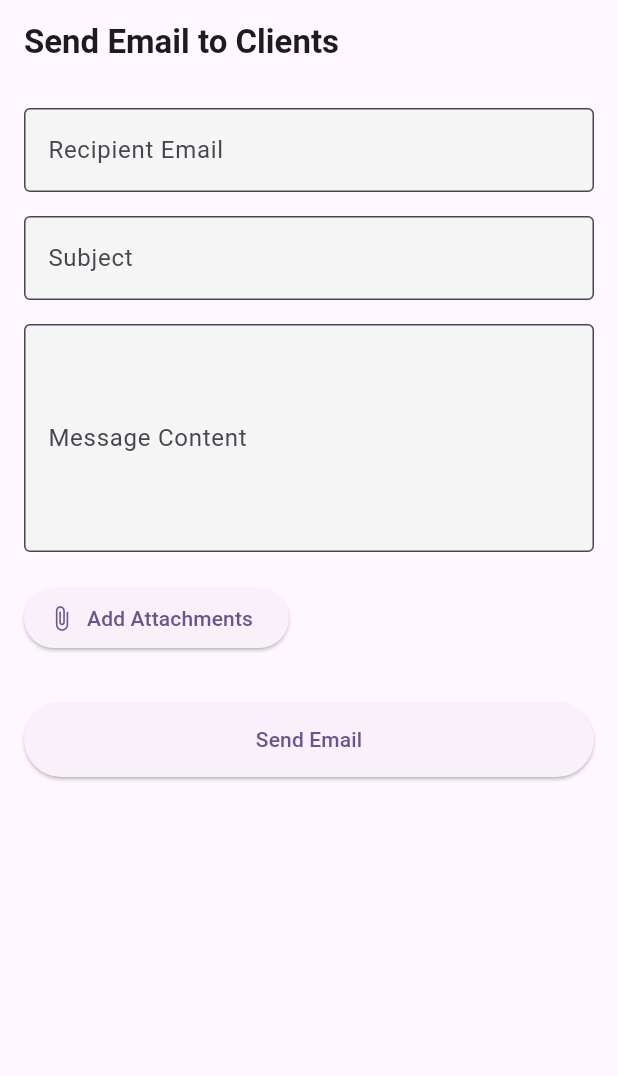
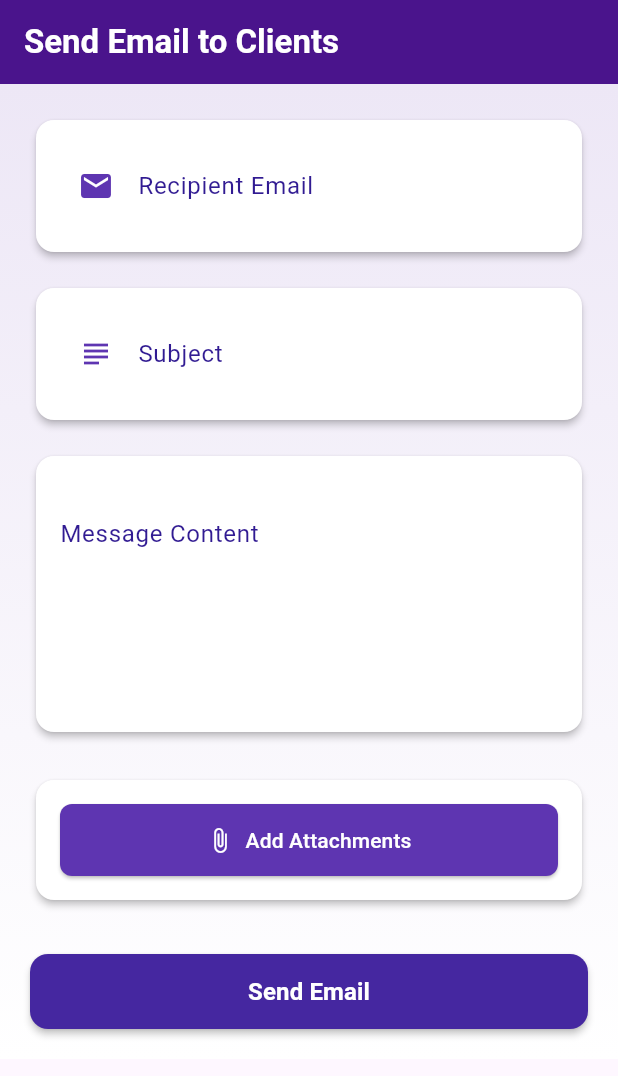
Before and after one commit to basant2231/emailtask, a Flutter app: the screen it shows after launch, after a tap on "Add Attachments", on a phone screen of 412 x 824 dp. Shown: the top 1076 px of the screen. Run offline on Flutter 3.47's test engine with Material 3 defaults, Android fonts, the phone set to English and light mode, and no system bars; our stand-ins replace file_picker, flutter_dotenv; missing offline and left inert: mailer.

Commit message:
improving the ui

```diff
--- /dev/null
+++ b/lib/core/colors.dart
@@ -0,0 +1,38 @@
+import 'package:flutter/material.dart';
+
+import 'package:flutter/material.dart';
+
+import 'package:flutter/material.dart';
+
+class AppColors {
+  // AppBar - Dark Purple
+  static const Color appBarBackground = Color(0xFF4A148C); // Deep Purple 900
+  static const Color appBarText = Colors.white;
+
+  // Background - Very Light Purple
+  static const Color backgroundTop = Color(0xFFEDE7F6); // Deep Purple 50
+  static const Color backgroundBottom = Colors.white;
+
+  // Cards - White with shadow
+  static const Color cardBackground = Colors.white;
+  static const Color cardElevation = Color(0x33000000); // elevation: 2
+
+  // Text Fields - Dark Purple
+  static const Color fieldLabel = Color(0xFF311B92); // Even darker purple
+  static const Color fieldIcon = Color(0xFF5E35B1); // Deep Purple 600
+
+  // Buttons - Rich Purple shades
+  static const Color primaryButton = Color(0xFF5E35B1); // Deep Purple 600
+  static const Color sendButton = Color(0xFF4527A0); // Deep Purple 700
+  static const Color buttonText = Colors.white;
+  static const Color clearButton = Color(0xFFD32F2F); // Red 700
+
+  // Attachments
+  static const Color attachmentBackground = Color(0xFFF3E5F5); // Purple 50
+  static const Color attachmentIcon = Color(0xFF7E57C2); // Deep Purple 400
+  static const Color removeIcon = Color(0xFFD32F2F); // Red 700
+
+  // Snackbars
+  static const Color successSnackbar = Color(0xFF388E3C); // Green 700
+  static const Color errorSnackbar = Color(0xFFD32F2F); // Red 700
+}
--- a/lib/mail_page.dart
+++ b/lib/mail_page.dart
@@ -1,5 +1,6 @@
 import 'dart:async';
 
+import 'package:emailtask/core/colors.dart';
 import 'package:flutter/material.dart';
 import 'package:flutter_dotenv/flutter_dotenv.dart';
 import 'package:mailer/mailer.dart';
@@ -8,13 +9,6 @@ import 'package:mailer/smtp_server/hotmail.dart';
 import 'package:mailer/smtp_server/yandex.dart';
 import 'dart:io';
 import 'package:file_picker/file_picker.dart';
-
-import 'package:flutter/material.dart';
-import 'package:flutter_dotenv/flutter_dotenv.dart';
-import 'package:mailer/mailer.dart';
-import 'package:mailer/smtp_server/gmail.dart';
-import 'package:file_picker/file_picker.dart';
-import 'dart:io';
 
 import 'dart:async';
 import 'dart:io';
@@ -41,9 +35,8 @@ class _MailPageState extends State<MailPage> {
   List<File> _attachments = [];
   List<String> _attachmentNames = [];
   bool _isSending = false;
-  bool _isPickingAttachments = false; // New state for attachment loading
+  bool _isPickingAttachments = false;
 
-  // SMTP server for gmail
   final gmailSmtp = gmail(
     dotenv.env["GMAIL_MAIL"]!,
     dotenv.env["GMAIL_PASSWORD"]!,
@@ -52,17 +45,15 @@ class _MailPageState extends State<MailPage> {
   Future<void> sendMailFromGmail(String sender, String sub, String text) async {
     if (_isSending) return;
 
-    setState(() {
-      _isSending = true;
-    });
+    setState(() => _isSending = true);
 
-    final message = Message()
+    final message =
+        Message()
           ..from = Address(dotenv.env["GMAIL_MAIL"]!, 'Custom Support')
           ..recipients.add(sender)
           ..subject = sub
           ..text = text;
 
-    // Add all attachments
     for (int i = 0; i < _attachments.length; i++) {
       try {
         message.attachments.add(
@@ -81,37 +72,51 @@ class _MailPageState extends State<MailPage> {
 
       print('Message sent: $sendReport');
       ScaffoldMessenger.of(context).showSnackBar(
-        const SnackBar(content: Text('Email sent successfully!')),
+        const SnackBar(
+          content: Text('Email sent successfully!'),
+          backgroundColor: AppColors.successSnackbar,
+        ),
       );
+
+      if (mounted) {
+        setState(() {
+          _recipientController.clear();
+          _subjectController.clear();
+          _contentController.clear();
+          _attachments.clear();
+          _attachmentNames.clear();
+        });
+      }
     } on TimeoutException catch (e) {
       ScaffoldMessenger.of(context).showSnackBar(
-        SnackBar(content: Text('Failed to send email: ${e.message}')),
+        SnackBar(
+          content: Text('Failed to send email: ${e.message}'),
+          backgroundColor: AppColors.errorSnackbar,
+        ),
       );
     } on MailerException catch (e) {
-      print('Mailer error: ${e.message}');
       ScaffoldMessenger.of(context).showSnackBar(
-        SnackBar(content: Text('Failed to send email: ${e.message}')),
+        SnackBar(
+          content: Text('Failed to send email: ${e.message}'),
+          backgroundColor: AppColors.errorSnackbar,
+        ),
       );
     } catch (e) {
-      print('Unexpected error: $e');
       ScaffoldMessenger.of(context).showSnackBar(
-        SnackBar(content: Text('An error occurred: ${e.toString()}')),
+        SnackBar(
+          content: Text('An error occurred: ${e.toString()}'),
+          backgroundColor: AppColors.errorSnackbar,
+        ),
       );
     } finally {
-      if (mounted) {
-        setState(() {
-          _isSending = false;
-        });
-      }
+      if (mounted) setState(() => _isSending = false);
     }
   }
 
   Future<void> _pickAttachments() async {
     if (_isPickingAttachments) return;
 
-    setState(() {
-      _isPickingAttachments = true;
-    });
+    setState(() => _isPickingAttachments = true);
 
     try {
       final result = await FilePicker.platform.pickFiles(
@@ -130,16 +135,14 @@ class _MailPageState extends State<MailPage> {
         });
       }
     } catch (e) {
-      print('Error picking files: $e');
       ScaffoldMessenger.of(context).showSnackBar(
-        SnackBar(content: Text('Error picking files: ${e.toString()}')),
+        SnackBar(
+          content: Text('Error picking files: ${e.toString()}'),
+          backgroundColor: AppColors.errorSnackbar,
+        ),
       );
     } finally {
-      if (mounted) {
-        setState(() {
-          _isPickingAttachments = false;
-        });
-      }
+      if (mounted) setState(() => _isPickingAttachments = false);
     }
   }
 
@@ -163,121 +166,212 @@ class _MailPageState extends State<MailPage> {
       appBar: AppBar(
         title: const Text(
           "Send Email to Clients",
-          style: TextStyle(fontWeight: FontWeight.w600),
+          style: TextStyle(
+            fontWeight: FontWeight.w600,
+            color: AppColors.appBarText,
           ),
         ),
-      body: SingleChildScrollView(
+        backgroundColor: AppColors.appBarBackground,
+        elevation: 0,
+        iconTheme: const IconThemeData(color: AppColors.appBarText),
+      ),
+      body: Container(
+        decoration: const BoxDecoration(
+          gradient: LinearGradient(
+            begin: Alignment.topCenter,
+            end: Alignment.bottomCenter,
+            colors: [AppColors.backgroundTop, AppColors.backgroundBottom],
+          ),
+        ),
+        child: SingleChildScrollView(
           child: Padding(
-          padding: const EdgeInsets.all(16.0),
+            padding: const EdgeInsets.all(20.0),
             child: Form(
               key: formKey,
               child: Column(
                 children: [
-                // Recipient Field
-                TextFormField(
+                  _buildTextFieldCard(
                     controller: _recipientController,
-                  decoration: InputDecoration(
-                    labelText: "Recipient Email",
-                    border: OutlineInputBorder(),
-                    filled: true,
-                    fillColor: Colors.grey.shade100,
-                  ),
-                  validator: (value) => value!.isEmpty ? "Required field" : null,
+                    label: "Recipient Email",
+                    icon: Icons.email,
+                    validator:
+                        (value) => value!.isEmpty ? "Required field" : null,
                   ),
                   const SizedBox(height: 16),
-
-                // Subject Field
-                TextFormField(
+                  _buildTextFieldCard(
                     controller: _subjectController,
-                  decoration: InputDecoration(
-                    labelText: "Subject",
-                    border: OutlineInputBorder(),
-                    filled: true,
-                    fillColor: Colors.grey.shade100,
-                  ),
-                  validator: (value) => value!.isEmpty ? "Required field" : null,
+                    label: "Subject",
+                    icon: Icons.subject,
+                    validator:
+                        (value) => value!.isEmpty ? "Required field" : null,
                   ),
                   const SizedBox(height: 16),
+                  _buildTextFieldCard(
+                    controller: _contentController,
+                    label: "Message Content",
+                    maxLines: 5,
+                    validator:
+                        (value) => value!.isEmpty ? "Required field" : null,
+                  ),
+                  const SizedBox(height: 24),
+                  _buildAttachmentsSection(),
+                  const SizedBox(height: 32),
+                  _buildSendButton(),
+                ],
+              ),
+            ),
+          ),
+        ),
+      ),
+    );
+  }
 
-                // Content Field
-                TextFormField(
-                  controller: _contentController,
-                  maxLines: 5,
+  Widget _buildTextFieldCard({
+    required TextEditingController controller,
+    required String label,
+    IconData? icon,
+    int maxLines = 1,
+    String? Function(String?)? validator,
+  }) {
+    return Card(
+      elevation: 2,
+      color: AppColors.cardBackground,
+      shape: RoundedRectangleBorder(borderRadius: BorderRadius.circular(12)),
+      child: Padding(
+        padding: const EdgeInsets.all(16.0),
+        child: TextFormField(
+          controller: controller,
+          maxLines: maxLines,
           decoration: InputDecoration(
-                    labelText: "Message Content",
-                    border: OutlineInputBorder(),
-                    filled: true,
-                    fillColor: Colors.grey.shade100,
+            labelText: label,
+            labelStyle: const TextStyle(color: AppColors.fieldLabel),
+            border: InputBorder.none,
+            prefixIcon:
+                icon != null ? Icon(icon, color: AppColors.fieldIcon) : null,
+            alignLabelWithHint: maxLines > 1,
           ),
-                  validator: (value) => value!.isEmpty ? "Required field" : null,
+          validator: validator,
+          style: const TextStyle(fontSize: 16),
         ),
-                const SizedBox(height: 20),
+      ),
+    );
+  }
 
-                // Attachments Section
-                Column(
+  Widget _buildAttachmentsSection() {
+    return Card(
+      elevation: 2,
+      color: AppColors.cardBackground,
+      shape: RoundedRectangleBorder(borderRadius: BorderRadius.circular(12)),
+      child: Padding(
+        padding: const EdgeInsets.all(16.0),
+        child: Column(
           crossAxisAlignment: CrossAxisAlignment.start,
           children: [
             Row(
               children: [
-                        ElevatedButton.icon(
+                Expanded(
+                  child: ElevatedButton.icon(
                     onPressed: _isPickingAttachments ? null : _pickAttachments,
-                          icon: _isPickingAttachments
+                    icon:
+                        _isPickingAttachments
                             ? SizedBox(
-                                  width: 16,
-                                  height: 16,
+                              width: 20,
+                              height: 20,
                               child: CircularProgressIndicator(
                                 strokeWidth: 2,
-                                    color: Colors.white,
+                                color: AppColors.buttonText,
                               ),
                             )
-                              : Icon(Icons.attach_file),
-                          label: Text(_isPickingAttachments ? "Loading..." : "Add Attachments"),
+                            : Icon(
+                              Icons.attach_file,
+                              color: AppColors.buttonText,
+                            ),
+                    label: Text(
+                      _isPickingAttachments
+                          ? "Loading Attachments..."
+                          : "Add Attachments",
+                      style: const TextStyle(color: AppColors.buttonText),
+                    ),
+                    style: ElevatedButton.styleFrom(
+                      backgroundColor: AppColors.primaryButton,
+                      padding: const EdgeInsets.symmetric(vertical: 14),
+                      shape: RoundedRectangleBorder(
+                        borderRadius: BorderRadius.circular(8),
+                      ),
+                    ),
+                  ),
                 ),
                 if (_attachments.isNotEmpty) ...[
-                          const SizedBox(width: 8),
+                  const SizedBox(width: 12),
                   TextButton(
-                            onPressed: _isPickingAttachments ? null : _clearAllAttachments,
-                            child: Text("Clear All"),
+                    onPressed:
+                        _isPickingAttachments ? null : _clearAllAttachments,
+                    child: Text(
+                      "Clear All",
+                      style: TextStyle(
+                        color: AppColors.clearButton,
+                        fontWeight: FontWeight.bold,
+                      ),
+                    ),
                   ),
                 ],
               ],
             ),
-                    const SizedBox(height: 8),
-                    if (_attachments.isNotEmpty)
+            if (_attachments.isNotEmpty) ...[
+              const SizedBox(height: 12),
               Container(
                 padding: const EdgeInsets.all(8),
                 decoration: BoxDecoration(
-                          color: Colors.grey.shade100,
+                  color: AppColors.attachmentBackground,
                   borderRadius: BorderRadius.circular(8),
                 ),
                 child: Column(
-                          children: _attachmentNames.asMap().entries.map(
+                  children:
+                      _attachmentNames
+                          .asMap()
+                          .entries
+                          .map(
                             (entry) => ListTile(
-                              leading: Icon(Icons.insert_drive_file),
+                              leading: const Icon(
+                                Icons.insert_drive_file,
+                                color: AppColors.attachmentIcon,
+                              ),
                               title: Text(
                                 entry.value,
                                 overflow: TextOverflow.ellipsis,
+                                style: const TextStyle(fontSize: 14),
                               ),
                               trailing: IconButton(
-                                icon: Icon(Icons.close),
-                                onPressed: _isPickingAttachments ? null : () => _removeAttachment(entry.key),
+                                icon: const Icon(
+                                  Icons.close,
+                                  color: AppColors.removeIcon,
+                                ),
+                                onPressed:
+                                    _isPickingAttachments
+                                        ? null
+                                        : () => _removeAttachment(entry.key),
                               ),
                               contentPadding: EdgeInsets.zero,
                               minLeadingWidth: 24,
                             ),
-                          ).toList(),
+                          )
+                          .toList(),
                 ),
               ),
             ],
+          ],
         ),
-                const SizedBox(height: 24),
+      ),
+    );
+  }
 
-                // Send Button
-                SizedBox(
+  Widget _buildSendButton() {
+    return SizedBox(
       width: double.infinity,
       height: 50,
       child: ElevatedButton(
-                    onPressed: _isSending || _isPickingAttachments
+        onPressed:
+            _isSending || _isPickingAttachments
                 ? null
                 : () {
                   if (formKey.currentState!.validate()) {
@@ -288,13 +382,29 @@ class _MailPageState extends State<MailPage> {
                     );
                   }
                 },
-                    child: _isSending
-                        ? CircularProgressIndicator(color: Colors.white)
-                        : Text("Send Email"),
+        style: ElevatedButton.styleFrom(
+          backgroundColor: AppColors.sendButton,
+          shape: RoundedRectangleBorder(
+            borderRadius: BorderRadius.circular(12),
           ),
+          elevation: 2,
         ),
-              ],
+        child:
+            _isSending
+                ? const SizedBox(
+                  width: 24,
+                  height: 24,
+                  child: CircularProgressIndicator(
+                    strokeWidth: 3,
+                    color: AppColors.buttonText,
                   ),
+                )
+                : const Text(
+                  "Send Email",
+                  style: TextStyle(
+                    fontSize: 16,
+                    fontWeight: FontWeight.bold,
+                    color: AppColors.buttonText,
                   ),
                 ),
       ),
--- a/lib/main.dart
+++ b/lib/main.dart
@@ -2,39 +2,20 @@ import 'package:emailtask/mail_page.dart';
 import 'package:flutter/material.dart';
 import 'package:flutter_dotenv/flutter_dotenv.dart';
 
-void main()async{
-    await dotenv.load(fileName: ".env");
+void main() async {
+  await dotenv.load(fileName: ".env");
   runApp(const MyApp());
 }
 
 class MyApp extends StatelessWidget {
   const MyApp({super.key});
 
-  // This widget is the root of your application.
   @override
   Widget build(BuildContext context) {
     return MaterialApp(
-      title: 'Send Mail from Flutter App',
-      theme: ThemeData(
-        // This is the theme of your application.
-        //
-        // TRY THIS: Try running your application with "flutter run". You'll see
-        // the application has a purple toolbar. Then, without quitting the app,
-        // try changing the seedColor in the colorScheme below to Colors.green
-        // and then invoke "hot reload" (save your changes or press the "hot
-        // reload" button in a Flutter-supported IDE, or press "r" if you used
-        // the command line to start the app).
-        //
-        // Notice that the counter didn't reset back to zero; the application
-        // state is not lost during the reload. To reset the state, use hot
-        // restart instead.
-        //
-        // This works for code too, not just values: Most code changes can be
-        // tested with just a hot reload.
-        colorScheme: ColorScheme.fromSeed(seedColor: Colors.deepPurple),
-        useMaterial3: true,
-      ),
-      home: const MailPage()
+      debugShowCheckedModeBanner: false,
+
+      home: const MailPage(),
     );
   }
 }
```
Lines whose indentation alone changed are shown as unchanged.
